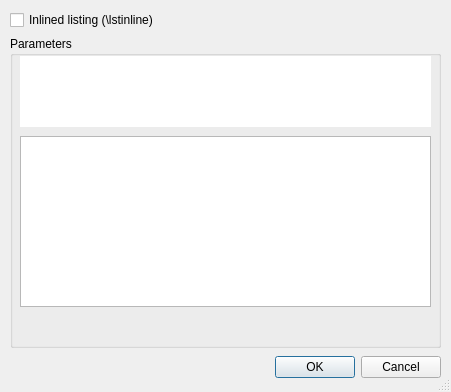
cburschka/lyx, file src/frontends/qt4/ui/ListingsUi.ui: the form before one commit.
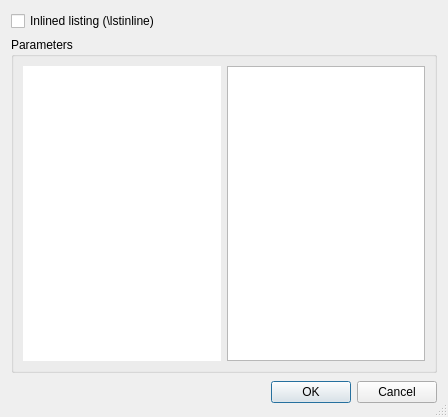
The form after the commit.

Commit message: fix crash: change empty line to paragraph and press a key

```diff
--- a/src/frontends/qt4/ui/ListingsUi.ui
+++ b/src/frontends/qt4/ui/ListingsUi.ui
@@ -8,8 +8,8 @@
    <rect>
     <x>0</x>
     <y>0</y>
-    <width>451</width>
-    <height>392</height>
+    <width>448</width>
+    <height>417</height>
    </rect>
   </property>
   <property name="windowTitle" >
@@ -18,22 +18,24 @@
   <property name="sizeGripEnabled" >
    <bool>true</bool>
   </property>
-  <widget class="QWidget" name="layoutWidget" >
-   <property name="geometry" >
-    <rect>
-     <x>10</x>
-     <y>10</y>
-     <width>431</width>
-     <height>371</height>
-    </rect>
-   </property>
    <layout class="QVBoxLayout" >
-    <property name="margin" >
-     <number>0</number>
-    </property>
+   <item>
+    <layout class="QVBoxLayout" >
     <property name="spacing" >
      <number>6</number>
     </property>
+     <property name="leftMargin" >
+      <number>0</number>
+     </property>
+     <property name="topMargin" >
+      <number>0</number>
+     </property>
+     <property name="rightMargin" >
+      <number>0</number>
+     </property>
+     <property name="bottomMargin" >
+      <number>0</number>
+     </property>
     <item>
      <widget class="QCheckBox" name="inlineCB" >
       <property name="text" >
@@ -44,9 +46,7 @@
     <item>
      <widget class="QGroupBox" name="listingsGB" >
       <property name="sizePolicy" >
-       <sizepolicy>
-        <hsizetype>7</hsizetype>
-        <vsizetype>7</vsizetype>
+        <sizepolicy vsizetype="Expanding" hsizetype="Expanding" >
         <horstretch>0</horstretch>
         <verstretch>0</verstretch>
        </sizepolicy>
@@ -54,35 +54,11 @@
       <property name="title" >
        <string>Parameters</string>
       </property>
-      <widget class="QTextEdit" name="listingsED" >
-       <property name="geometry" >
-        <rect>
-         <x>10</x>
-         <y>100</y>
-         <width>411</width>
-         <height>171</height>
-        </rect>
-       </property>
-      </widget>
+       <layout class="QHBoxLayout" >
+        <item>
       <widget class="QTextBrowser" name="listingsTB" >
-       <property name="geometry" >
-        <rect>
-         <x>10</x>
-         <y>20</y>
-         <width>411</width>
-         <height>71</height>
-        </rect>
-       </property>
-       <property name="sizePolicy" >
-        <sizepolicy>
-         <hsizetype>4</hsizetype>
-         <vsizetype>0</vsizetype>
-         <horstretch>0</horstretch>
-         <verstretch>0</verstretch>
-        </sizepolicy>
-       </property>
-       <property name="cursor" >
-        <cursor>14</cursor>
+          <property name="cursor" stdset="0" >
+           <cursorShape>ForbiddenCursor</cursorShape>
        </property>
        <property name="acceptDrops" >
         <bool>false</bool>
@@ -100,6 +76,11 @@
         <bool>false</bool>
        </property>
       </widget>
+        </item>
+        <item>
+         <widget class="QTextEdit" name="listingsED" />
+        </item>
+       </layout>
      </widget>
     </item>
     <item>
@@ -110,6 +91,18 @@
       <property name="spacing" >
        <number>6</number>
       </property>
+       <property name="leftMargin" >
+        <number>0</number>
+       </property>
+       <property name="topMargin" >
+        <number>0</number>
+       </property>
+       <property name="rightMargin" >
+        <number>0</number>
+       </property>
+       <property name="bottomMargin" >
+        <number>0</number>
+       </property>
       <item>
        <spacer>
         <property name="orientation" >
@@ -146,7 +139,8 @@
      </layout>
     </item>
    </layout>
-  </widget>
+   </item>
+  </layout>
  </widget>
  <tabstops>
   <tabstop>okPB</tabstop>
```
Left out of the diff: 3 changed lines with no effect on the pictures. Lines whose indentation alone changed are shown as unchanged. The commit also changes 1 other file.
